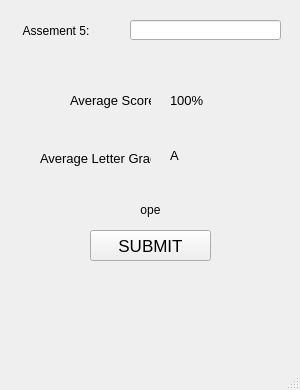
Before: the Qt Designer form gui.ui in eli-nova-222/Project2, drawn with Qt 5; both pictures show x 0 to 300 and y 310 to 700 of the 300 by 700 pixel window.
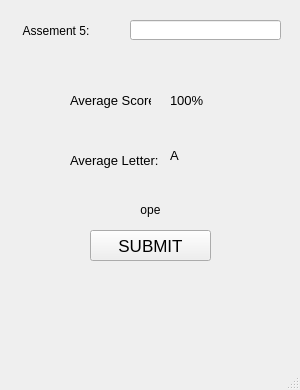
After: the same form once the commit is applied.

Commit message: finishing setup

What changed in the file:
```diff
--- a/gui.ui
+++ b/gui.ui
@@ -146,10 +146,10 @@
    <widget class="QLabel" name="label_avg_letter">
     <property name="geometry">
      <rect>
-      <x>40</x>
+      <x>70</x>
       <y>460</y>
-      <width>111</width>
-      <height>16</height>
+      <width>91</width>
+      <height>21</height>
      </rect>
     </property>
     <property name="font">
@@ -158,7 +158,7 @@
      </font>
     </property>
     <property name="text">
-     <string>Average Letter Grade:</string>
+     <string>Average Letter:</string>
     </property>
    </widget>
    <widget class="QLabel" name="label_avg_score">
```
Left out of the diff: 2 changed lines with no effect on the pictures. The commit also changes 2 other files.
